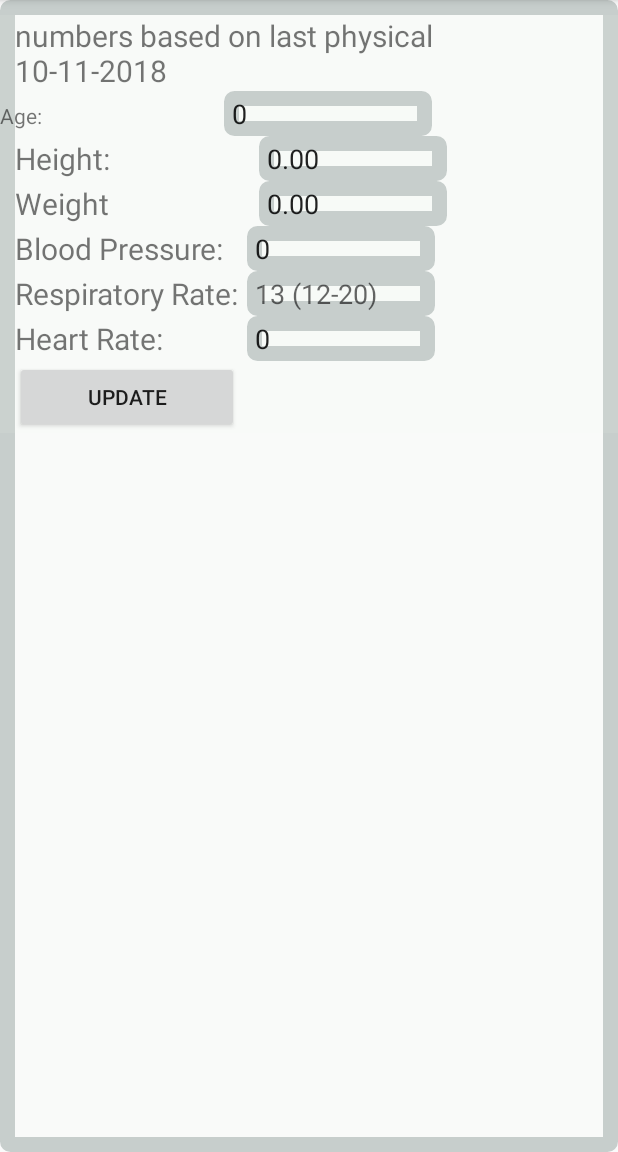
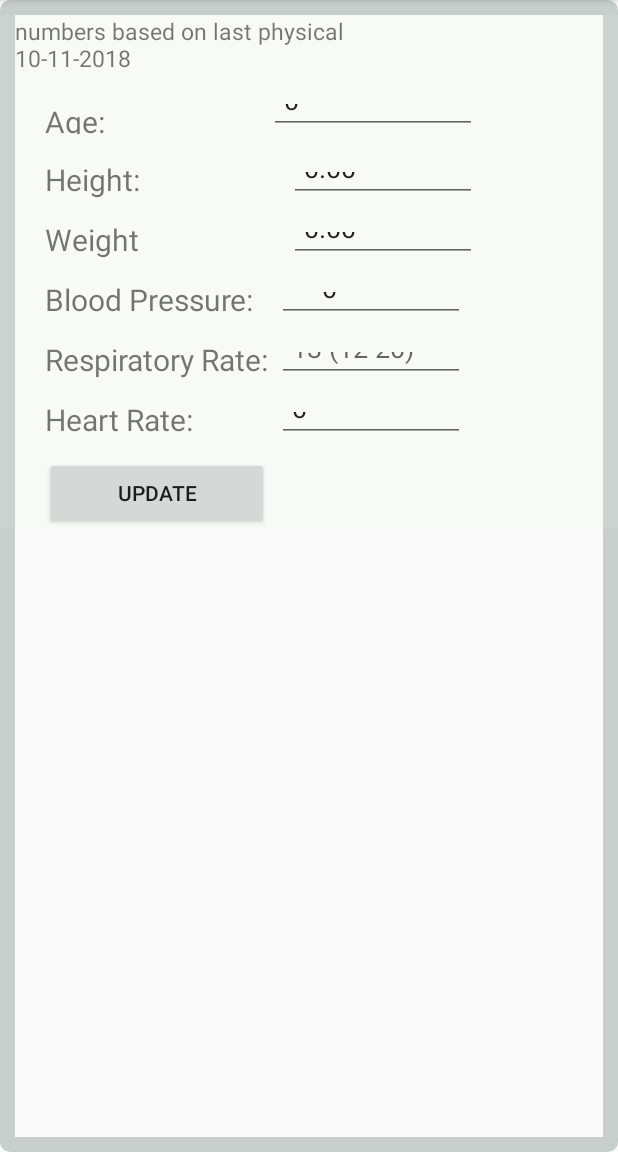
Before and after one commit to ryanlazo/HeyDoc, an Android app: the fragment UserStatsFragment placed in its activity, on a phone screen of 412 x 824 dp, the part 84-1236 px from its top. Run offline under Robolectric (Android 15) with nearby library versions, the phone set to English and light mode, and no system bars; our stand-ins replace Room's generated code; libraries missing offline, so code that uses them is left out: android.arch.persistence.

Commit message:
adding user stats page

```diff
--- a/app/src/main/res/layout/fragment_user_stats.xml
+++ b/app/src/main/res/layout/fragment_user_stats.xml
@@ -19,27 +19,30 @@
         android:layout_height="wrap_content"
         android:layout_column="0"
         android:layout_span="2"
-        android:textSize="20sp"/>
+        android:textSize="15sp"/>
     </TableRow>
-    <TableRow>
-        android:paddingStart="5dp">
+    <TableRow
+        android:paddingStart="30dp"
+      android:paddingTop="10dp"
+      android:paddingBottom="5dp">
         <TextView
           android:layout_height="wrap_content"
           android:layout_width="wrap_content"
           android:text="Age:"
-          android:layout_column="0"/>
+          android:layout_column="0"
+          android:textSize="20sp"/>
         <EditText
           android:id="@+id/age_edit"
           android:inputType="number"
           android:hint="30"
           android:layout_width="125dp"
           android:layout_height="30dp"
-          android:background="@drawable/my_border"
-          android:paddingStart="5dp"
+          android:paddingStart="10dp"
           android:layout_column="1"/>
     </TableRow>
     <TableRow
-      android:paddingStart="10dp">
+      android:paddingStart="30dp"
+      android:paddingTop="10dp">
       <TextView
         android:labelFor="@+id/height"
         android:text="Height:"
@@ -58,16 +61,14 @@
           android:hint="5'10"
           android:layout_width="125dp"
           android:layout_height="30dp"
-          android:background="@drawable/my_border"
-          android:paddingStart="5dp"/>
-        <!--<TextView-->
-          <!--android:layout_width="wrap_content"-->
-          <!--android:layout_height="wrap_content"-->
-          <!--android:text="@string/people"/>-->
+
+          android:paddingStart="10dp"/>
+
       </LinearLayout>
     </TableRow>
     <TableRow
-      android:paddingStart="10dp">
+      android:paddingStart="30dp"
+      android:paddingTop="10dp">
       <TextView
         android:labelFor="@+id/weight"
         android:text="Weight"
@@ -85,16 +86,14 @@
           android:hint="156.3lbs"
           android:layout_width="125dp"
           android:layout_height="30dp"
-          android:background="@drawable/my_border"
-          android:paddingStart="5dp"/>
-        <!--<TextView-->
-          <!--android:layout_height="wrap_content"-->
-          <!--android:layout_width="wrap_content"-->
-          <!--android:text="@string/percent_sign"/>-->
+
+          android:paddingStart="10dp"/>
+
       </LinearLayout>
     </TableRow>
     <TableRow
-      android:paddingStart="10dp">
+      android:paddingStart="30dp"
+      android:paddingTop="10dp">
       <TextView
         android:labelFor="@+id/bp"
         android:text="Blood Pressure:"
@@ -112,13 +111,14 @@
           android:hint="117/73"
           android:layout_width="125dp"
           android:layout_height="30dp"
-          android:background="@drawable/my_border"
-          android:paddingStart="5dp"/>
+
+          android:paddingStart="30dp"/>
       </LinearLayout>
     </TableRow>
 
     <TableRow
-      android:paddingStart="10dp">
+      android:paddingStart="30dp"
+      android:paddingTop="10dp">
       <TextView
         android:labelFor="@+id/rr"
         android:text="Respiratory Rate:"
@@ -136,13 +136,14 @@
           android:hint="13 (12-20)"
           android:layout_width="125dp"
           android:layout_height="30dp"
-          android:background="@drawable/my_border"
-          android:paddingStart="5dp"/>
+
+          android:paddingStart="10dp"/>
       </LinearLayout>
     </TableRow>
 
     <TableRow
-      android:paddingStart="10dp">
+      android:paddingStart="30dp"
+      android:paddingTop="10dp">
       <TextView
         android:labelFor="@+id/hr"
         android:text="Heart Rate:"
@@ -160,13 +161,14 @@
           android:hint="60-100"
           android:layout_width="125dp"
           android:layout_height="30dp"
-          android:background="@drawable/my_border"
-          android:paddingStart="5dp"/>
+
+          android:paddingStart="10dp"/>
       </LinearLayout>
     </TableRow>
 
     <TableRow
-      android:paddingStart="10dp">
+      android:paddingStart="30dp"
+      android:paddingTop="10dp">
       <Button
         android:id="@+id/update_button"
         android:layout_width="wrap_content"
```
